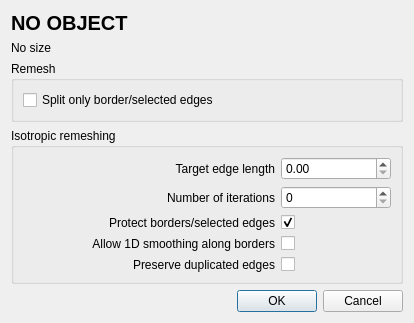
Qt form Polyhedron/demo/Polyhedron/Plugins/PMP/Isotropic_remeshing_dialog.ui (CGAL/cgal) before a commit.
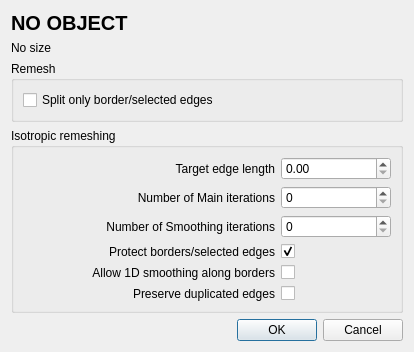
The same form after that commit.

Commit message:
add a named parameter to be able to run more than one laplacian iteration
at each isotropic_remeshing iteration

```diff
--- a/Polyhedron/demo/Polyhedron/Plugins/PMP/Isotropic_remeshing_dialog.ui
+++ b/Polyhedron/demo/Polyhedron/Plugins/PMP/Isotropic_remeshing_dialog.ui
@@ -10,7 +10,7 @@
     <x>0</x>
     <y>0</y>
     <width>414</width>
-    <height>318</height>
+    <height>343</height>
    </rect>
   </property>
   <property name="windowTitle">
@@ -72,30 +72,7 @@
      <property name="title">
       <string>Isotropic remeshing</string>
      </property>
-     <layout class="QGridLayout" name="gridLayout_2" rowstretch="0,0,0,0" columnstretch="2,0">
-      <item row="1" column="1">
-       <widget class="QSpinBox" name="nbIterations_spinbox">
-        <property name="minimumSize">
-         <size>
-          <width>110</width>
-          <height>0</height>
-         </size>
-        </property>
-       </widget>
-      </item>
-      <item row="1" column="0">
-       <widget class="QLabel" name="nbIterations_label">
-        <property name="text">
-         <string>Number of iterations</string>
-        </property>
-        <property name="alignment">
-         <set>Qt::AlignRight|Qt::AlignTrailing|Qt::AlignVCenter</set>
-        </property>
-        <property name="buddy">
-         <cstring>nbIterations_spinbox</cstring>
-        </property>
-       </widget>
-      </item>
+     <layout class="QGridLayout" name="gridLayout_2" rowstretch="0,0,0,0,0,0,0" columnstretch="2,0">
       <item row="0" column="0">
        <widget class="QLabel" name="edgeLength_label">
         <property name="text">
@@ -125,7 +102,20 @@
         </property>
        </widget>
       </item>
-      <item row="2" column="0">
+      <item row="1" column="0">
+       <widget class="QLabel" name="nbIterations_label">
+        <property name="text">
+         <string>Number of Main iterations</string>
+        </property>
+        <property name="alignment">
+         <set>Qt::AlignRight|Qt::AlignTrailing|Qt::AlignVCenter</set>
+        </property>
+        <property name="buddy">
+         <cstring>nbIterations_spinbox</cstring>
+        </property>
+       </widget>
+      </item>
+      <item row="4" column="0">
        <widget class="QLabel" name="protect_label">
         <property name="text">
          <string>Protect borders/selected edges</string>
@@ -135,7 +125,7 @@
         </property>
        </widget>
       </item>
-      <item row="2" column="1">
+      <item row="4" column="1">
        <widget class="QCheckBox" name="protect_checkbox">
         <property name="text">
          <string/>
@@ -145,14 +135,7 @@
         </property>
        </widget>
       </item>
-      <item row="3" column="1">
-       <widget class="QCheckBox" name="smooth1D_checkbox">
-        <property name="text">
-         <string/>
-        </property>
-       </widget>
-      </item>
-      <item row="3" column="0">
+      <item row="5" column="0">
        <widget class="QLabel" name="smooth1D_label">
         <property name="text">
          <string>Allow 1D smoothing along borders</string>
@@ -162,14 +145,21 @@
         </property>
        </widget>
       </item>
-      <item row="4" column="1">
+      <item row="5" column="1">
+       <widget class="QCheckBox" name="smooth1D_checkbox">
+        <property name="text">
+         <string/>
+        </property>
+       </widget>
+      </item>
+      <item row="6" column="1">
        <widget class="QCheckBox" name="preserveDuplicates_checkbox">
         <property name="text">
          <string/>
         </property>
        </widget>
       </item>
-      <item row="4" column="0">
+      <item row="6" column="0">
        <widget class="QLabel" name="preserveDuplicates_label">
         <property name="text">
          <string>Preserve duplicated edges</string>
@@ -179,6 +169,49 @@
         </property>
        </widget>
       </item>
+      <item row="1" column="1">
+       <widget class="QSpinBox" name="nbIterations_spinbox">
+        <property name="minimumSize">
+         <size>
+          <width>110</width>
+          <height>0</height>
+         </size>
+        </property>
+       </widget>
+      </item>
+      <item row="2" column="0">
+       <widget class="QLabel" name="nbSmoothing_label">
+        <property name="text">
+         <string>Number of Smoothing iterations</string>
+        </property>
+        <property name="alignment">
+         <set>Qt::AlignRight|Qt::AlignTrailing|Qt::AlignVCenter</set>
+        </property>
+       </widget>
+      </item>
+      <item row="2" column="1">
+       <widget class="QSpinBox" name="nbSmoothing_spinbox">
+        <property name="minimum">
+         <number>0</number>
+        </property>
+        <property name="maximum">
+         <number>100</number>
+        </property>
+       </widget>
+      </item>
+      <item row="3" column="0">
+       <spacer name="verticalSpacer_3">
+        <property name="orientation">
+         <enum>Qt::Vertical</enum>
+        </property>
+        <property name="sizeHint" stdset="0">
+         <size>
+          <width>20</width>
+          <height>40</height>
+         </size>
+        </property>
+       </spacer>
+      </item>
      </layout>
     </widget>
    </item>
```
The commit also changes 4 other files.
